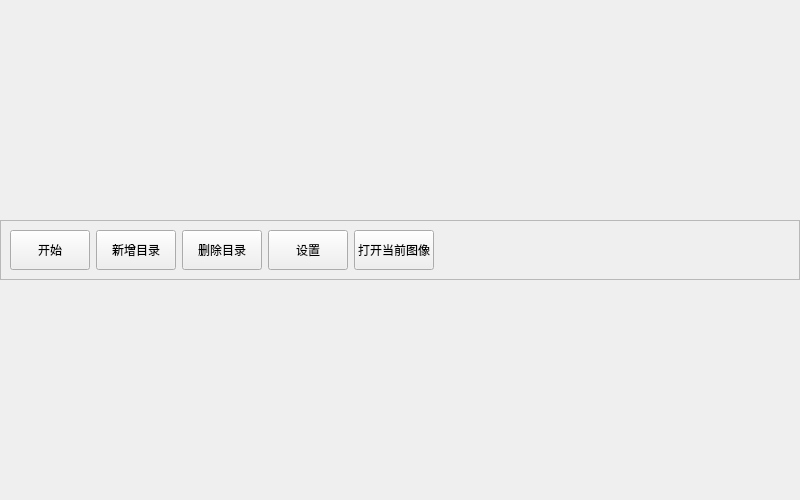
YUN-LJ/FrameFlow, file FrameFlow/pyside6_GUI/sub_ui/wallpaper/ui/wallpaper_ui.ui: the form before one commit.
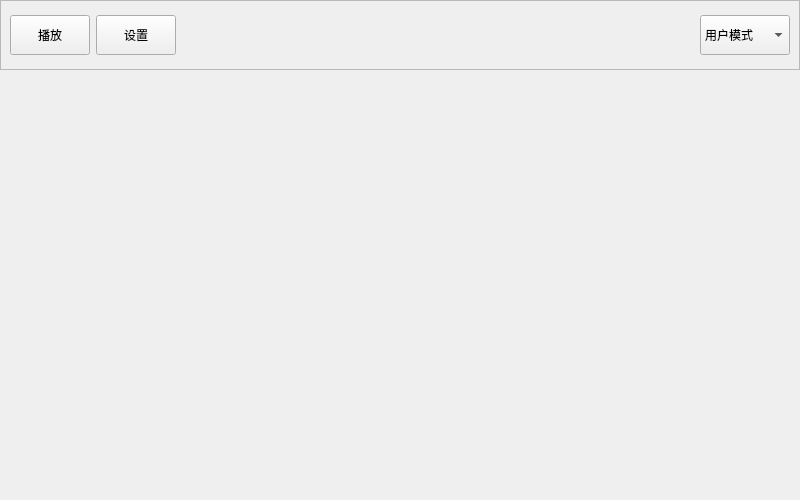
The form after the commit. Custom widgets are drawn as their Qt base class.

Commit message: 开始重写壁纸播放功能的UI界面

Patch:
```diff
--- a/FrameFlow/pyside6_GUI/sub_ui/wallpaper/ui/wallpaper_ui.ui
+++ b/FrameFlow/pyside6_GUI/sub_ui/wallpaper/ui/wallpaper_ui.ui
@@ -13,7 +13,7 @@
   <property name="windowTitle">
    <string>wallpaper</string>
   </property>
-  <layout class="QVBoxLayout" name="verticalLayout">
+  <layout class="QVBoxLayout" name="verticalLayout" stretch="0,1">
    <property name="spacing">
     <number>0</number>
    </property>
@@ -27,33 +27,10 @@
     <number>0</number>
    </property>
    <property name="bottomMargin">
-    <number>0</number>
-   </property>
-   <item>
-    <layout class="QVBoxLayout" name="verticalLayout_2" stretch="0,0">
-     <property name="spacing">
-      <number>0</number>
-     </property>
-     <property name="bottomMargin">
-      <number>0</number>
+    <number>10</number>
      </property>
      <item>
       <widget class="QScrollArea" name="scrollArea_options">
-       <property name="minimumSize">
-        <size>
-         <width>0</width>
-         <height>0</height>
-        </size>
-       </property>
-       <property name="maximumSize">
-        <size>
-         <width>16777215</width>
-         <height>60</height>
-        </size>
-       </property>
-       <property name="verticalScrollBarPolicy">
-        <enum>Qt::ScrollBarPolicy::ScrollBarAlwaysOff</enum>
-       </property>
        <property name="widgetResizable">
         <bool>true</bool>
        </property>
@@ -62,13 +39,13 @@
          <rect>
           <x>0</x>
           <y>0</y>
-          <width>796</width>
+        <width>786</width>
           <height>58</height>
          </rect>
         </property>
-        <layout class="QHBoxLayout" name="horizontalLayout_3">
+      <layout class="QHBoxLayout" name="horizontalLayout_2">
          <item>
-          <widget class="PrimaryPushButton" name="pushButton_start">
+        <widget class="PrimaryPushButton" name="pushButton_play">
            <property name="minimumSize">
             <size>
              <width>0</width>
@@ -76,33 +53,7 @@
             </size>
            </property>
            <property name="text">
-            <string>开始</string>
-           </property>
-          </widget>
-         </item>
-         <item>
-          <widget class="PrimaryPushButton" name="pushButton_add">
-           <property name="minimumSize">
-            <size>
-             <width>0</width>
-             <height>40</height>
-            </size>
-           </property>
-           <property name="text">
-            <string>新增目录</string>
-           </property>
-          </widget>
-         </item>
-         <item>
-          <widget class="PrimaryPushButton" name="pushButton_del">
-           <property name="minimumSize">
-            <size>
-             <width>0</width>
-             <height>40</height>
-            </size>
-           </property>
-           <property name="text">
-            <string>删除目录</string>
+          <string>播放</string>
            </property>
           </widget>
          </item>
@@ -119,19 +70,6 @@
            </property>
           </widget>
          </item>
-         <item>
-          <widget class="PrimaryPushButton" name="pushButton_open_image">
-           <property name="minimumSize">
-            <size>
-             <width>0</width>
-             <height>40</height>
-            </size>
-           </property>
-           <property name="text">
-            <string>打开当前图像</string>
-           </property>
-          </widget>
-         </item>
          <item>
           <spacer name="horizontalSpacer">
            <property name="orientation">
@@ -145,18 +83,37 @@
            </property>
           </spacer>
          </item>
-        </layout>
-       </widget>
-      </widget>
+       <item>
+        <widget class="ComboBox" name="comboBox_mode">
+         <property name="minimumSize">
+          <size>
+           <width>0</width>
+           <height>40</height>
+          </size>
+         </property>
+         <item>
+          <property name="text">
+           <string>用户模式</string>
+          </property>
      </item>
      <item>
-      <layout class="QHBoxLayout" name="horizontalLayout_2" stretch="">
-       <property name="spacing">
-        <number>0</number>
-       </property>
-      </layout>
-     </item>
-    </layout>
+          <property name="text">
+           <string>收藏夹模式</string>
+          </property>
+         </item>
+         <item>
+          <property name="text">
+           <string>视频模式</string>
+          </property>
+         </item>
+        </widget>
+       </item>
+      </layout>
+     </widget>
+    </widget>
+   </item>
+   <item>
+    <layout class="QHBoxLayout" name="horizontalLayout"/>
    </item>
   </layout>
  </widget>
@@ -166,6 +123,11 @@
    <extends>QPushButton</extends>
    <header>qfluentwidgets.components.widgets</header>
   </customwidget>
+  <customwidget>
+   <class>ComboBox</class>
+   <extends>QComboBox</extends>
+   <header>qfluentwidgets.components.widgets</header>
+  </customwidget>
  </customwidgets>
  <resources>
   <include location="../../../res.qrc"/>
```
Left out of the diff: 4 changed lines with no effect on the pictures. Lines whose indentation alone changed are shown as unchanged. The commit also changes 22 other files.
